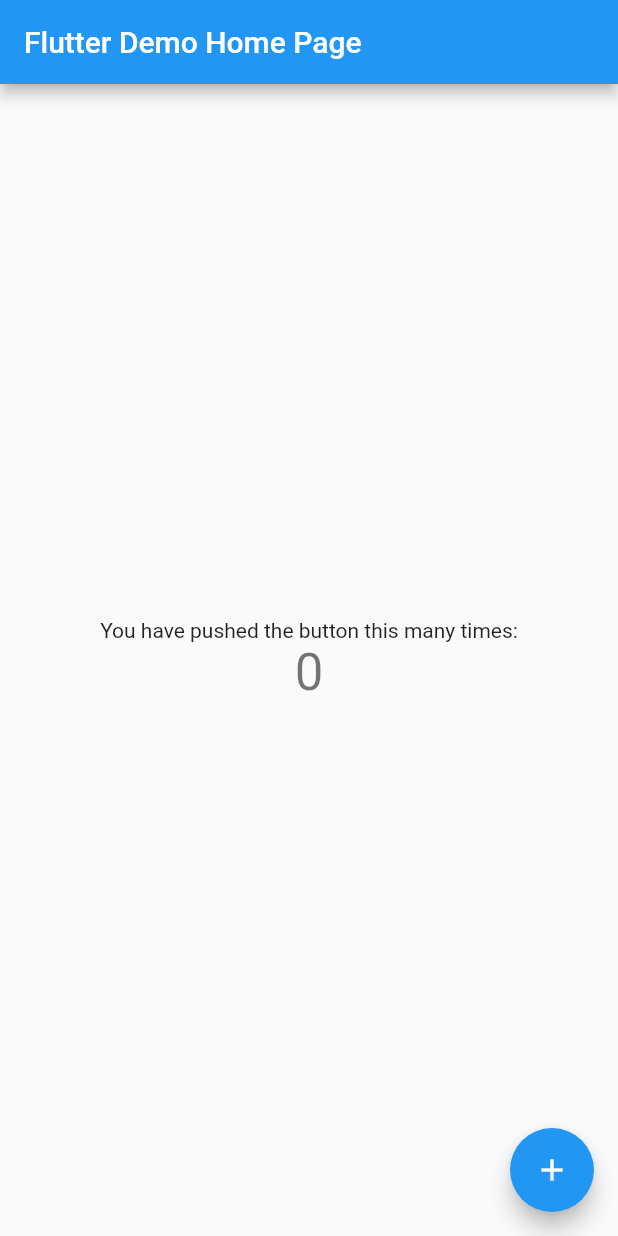
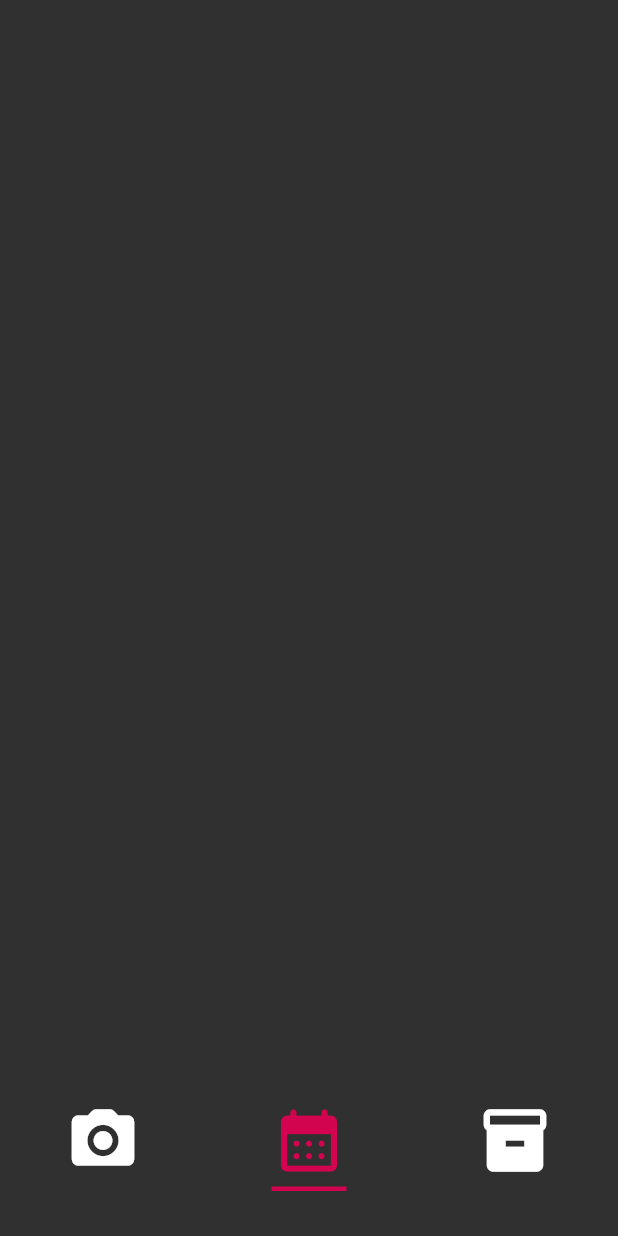
Before and after one commit to Junior-Green/hangr, a Flutter app: the screen it shows after launch, on a phone screen of 412 x 824 dp. Run offline on Flutter 3.47's test engine with Material 2 defaults, Android fonts, the phone set to English and light mode, and no system bars; our stand-ins replace camera.

Commit message:
Worked on home screen and camera implementation

```diff
--- a/lib/main.dart
+++ b/lib/main.dart
@@ -1,115 +1,23 @@
 import 'package:flutter/material.dart';
+import 'package:hangr/pages/home.dart';
+import 'dart:async';
+import 'dart:io';
+import 'package:camera/camera.dart';
 
-void main() {
-  runApp(const MyApp());
-}
+Future<void> main() async {
+  WidgetsFlutterBinding.ensureInitialized();
+  List<CameraDescription> cameras = [];
 
-class MyApp extends StatelessWidget {
-  const MyApp({Key? key}) : super(key: key);
-
-  // This widget is the root of your application.
-  @override
-  Widget build(BuildContext context) {
-    return MaterialApp(
-      title: 'Flutter Demo',
-      theme: ThemeData(
-        // This is the theme of your application.
-        //
-        // Try running your application with "flutter run". You'll see the
-        // application has a blue toolbar. Then, without quitting the app, try
-        // changing the primarySwatch below to Colors.green and then invoke
-        // "hot reload" (press "r" in the console where you ran "flutter run",
-        // or simply save your changes to "hot reload" in a Flutter IDE).
-        // Notice that the counter didn't reset back to zero; the application
-        // is not restarted.
-        primarySwatch: Colors.blue,
-      ),
-      home: const MyHomePage(title: 'Flutter Demo Home Page'),
-    );
-  }
-}
-
-class MyHomePage extends StatefulWidget {
-  const MyHomePage({Key? key, required this.title}) : super(key: key);
-
-  // This widget is the home page of your application. It is stateful, meaning
-  // that it has a State object (defined below) that contains fields that affect
-  // how it looks.
-
-  // This class is the configuration for the state. It holds the values (in this
-  // case the title) provided by the parent (in this case the App widget) and
-  // used by the build method of the State. Fields in a Widget subclass are
-  // always marked "final".
-
-  final String title;
-
-  @override
-  State<MyHomePage> createState() => _MyHomePageState();
-}
-
-class _MyHomePageState extends State<MyHomePage> {
-  int _counter = 0;
-
-  void _incrementCounter() {
-    setState(() {
-      // This call to setState tells the Flutter framework that something has
-      // changed in this State, which causes it to rerun the build method below
-      // so that the display can reflect the updated values. If we changed
-      // _counter without calling setState(), then the build method would not be
-      // called again, and so nothing would appear to happen.
-      _counter++;
-    });
+  try {
+    cameras = await availableCameras();
+  } on Exception catch (e) {
+    exit(1);
   }
 
-  @override
-  Widget build(BuildContext context) {
-    // This method is rerun every time setState is called, for instance as done
-    // by the _incrementCounter method above.
-    //
-    // The Flutter framework has been optimized to make rerunning build methods
-    // fast, so that you can just rebuild anything that needs updating rather
-    // than having to individually change instances of widgets.
-    return Scaffold(
-      appBar: AppBar(
-        // Here we take the value from the MyHomePage object that was created by
-        // the App.build method, and use it to set our appbar title.
-        title: Text(widget.title),
-      ),
-      body: Center(
-        // Center is a layout widget. It takes a single child and positions it
-        // in the middle of the parent.
-        child: Column(
-          // Column is also a layout widget. It takes a list of children and
-          // arranges them vertically. By default, it sizes itself to fit its
-          // children horizontally, and tries to be as tall as its parent.
-          //
-          // Invoke "debug painting" (press "p" in the console, choose the
-          // "Toggle Debug Paint" action from the Flutter Inspector in Android
-          // Studio, or the "Toggle Debug Paint" command in Visual Studio Code)
-          // to see the wireframe for each widget.
-          //
-          // Column has various properties to control how it sizes itself and
-          // how it positions its children. Here we use mainAxisAlignment to
-          // center the children vertically; the main axis here is the vertical
-          // axis because Columns are vertical (the cross axis would be
-          // horizontal).
-          mainAxisAlignment: MainAxisAlignment.center,
-          children: <Widget>[
-            const Text(
-              'You have pushed the button this many times:',
-            ),
-            Text(
-              '$_counter',
-              style: Theme.of(context).textTheme.headline4,
-            ),
-          ],
-        ),
-      ),
-      floatingActionButton: FloatingActionButton(
-        onPressed: _incrementCounter,
-        tooltip: 'Increment',
-        child: const Icon(Icons.add),
-      ), // This trailing comma makes auto-formatting nicer for build methods.
-    );
-  }
+  runApp(MaterialApp(initialRoute: '/home', routes: {
+    '/': (context) => SizedBox(),
+    '/home': (context) => DefaultTabController(
+        length: 3, child: Home(cameras: cameras), initialIndex: 1),
+    '/location': (context) => SizedBox(),
+  }));
 }
--- /dev/null
+++ b/lib/pages/home.dart
@@ -0,0 +1,54 @@
+// ignore_for_file: prefer_const_constructors
+import 'package:camera/camera.dart';
+import 'package:flutter/material.dart';
+import 'package:hangr/pages/home_calendar.dart';
+import 'package:hangr/pages/home_camera.dart';
+import 'package:hangr/pages/home_wardrobe.dart';
+
+class Home extends StatefulWidget {
+
+  const Home({
+    Key? key,
+    required this.cameras,
+  }) : super(key: key);
+
+  static final tabs = [
+    const Tab(icon: Icon(Icons.camera_alt_rounded, size: 50)),
+    const Tab(icon: Icon(Icons.calendar_month_rounded, size: 50)),
+    const Tab(icon: Icon(Icons.inventory, size: 50))
+  ];
+
+  final List<CameraDescription> cameras;
+
+  @override
+  State<Home> createState() => _HomeState();
+}
+
+class _HomeState extends State<Home> {
+
+  @override
+  Widget build(BuildContext context) {
+    return Scaffold(
+      body: TabBarView(
+        children: [
+          HomeCamera(),
+          HomeCalendar(),
+          HomeWardrobe(),
+        ],
+      ),
+      bottomNavigationBar: TabBar(
+        enableFeedback: true,
+        tabs: Home.tabs,
+        indicatorWeight: 3,
+        labelPadding: EdgeInsets.fromLTRB(0, 0, 0, 40),
+        indicatorPadding: EdgeInsets.fromLTRB(0, 0, 0, 30),
+        labelColor: Color.fromARGB(255, 210, 3, 79),
+        unselectedLabelColor: Color.fromARGB(255, 255, 255, 255),
+        indicatorSize: TabBarIndicatorSize.label,
+        overlayColor: MaterialStateProperty.all(Colors.white),
+        indicatorColor: Color.fromARGB(255, 210, 3, 79),
+      ),
+      extendBody: true,
+    );
+  }
+}
--- /dev/null
+++ b/lib/pages/home_calendar.dart
@@ -0,0 +1,17 @@
+import 'package:flutter/material.dart';
+
+class HomeCalendar extends StatefulWidget {
+  const HomeCalendar({ Key? key }) : super(key: key);
+
+  @override
+  State<HomeCalendar> createState() => _HomeCalendarState();
+}
+
+class _HomeCalendarState extends State<HomeCalendar> {
+  @override
+  Widget build(BuildContext context) {
+    return Container(
+      color: Colors.grey[850]
+    );
+  }
+}
--- a/pubspec.yaml
+++ b/pubspec.yaml
@@ -29,6 +29,9 @@ environment:
 dependencies:
   flutter:
     sdk: flutter
+  camera:
+  path_provider:
+  path:
 
 
   # The following adds the Cupertino Icons font to your application.
```
Also changed, not shown: lib/pages/home_camera.dart (added, +16 -0 lines), lib/pages/home_wardrobe.dart (added, +16 -0 lines), pubspec.lock, 10 other files.
